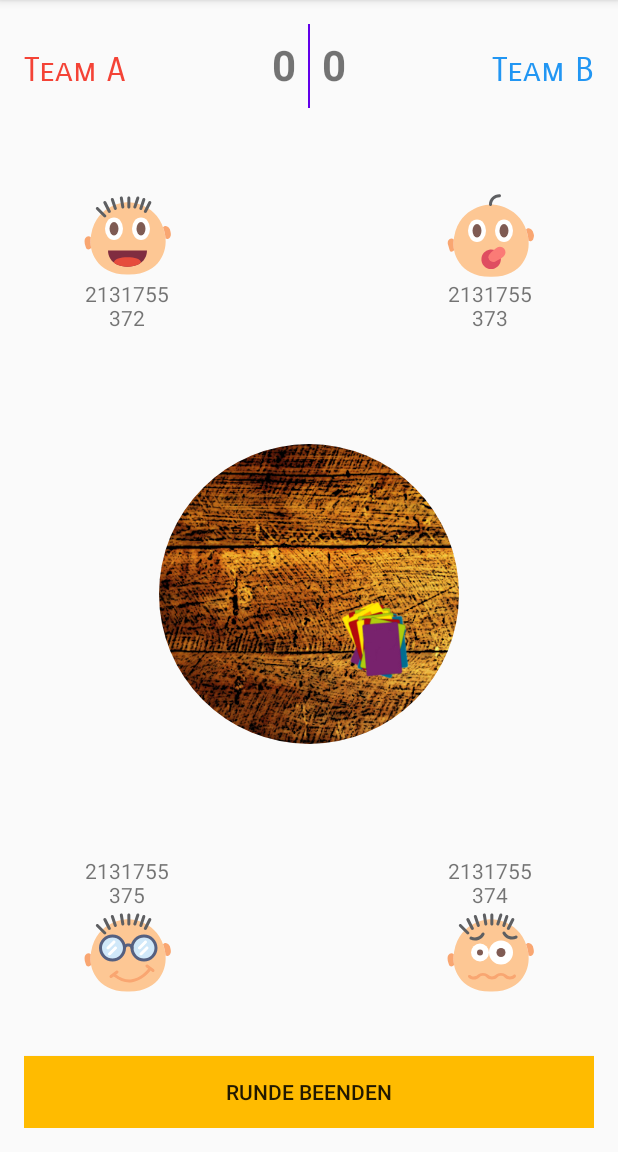
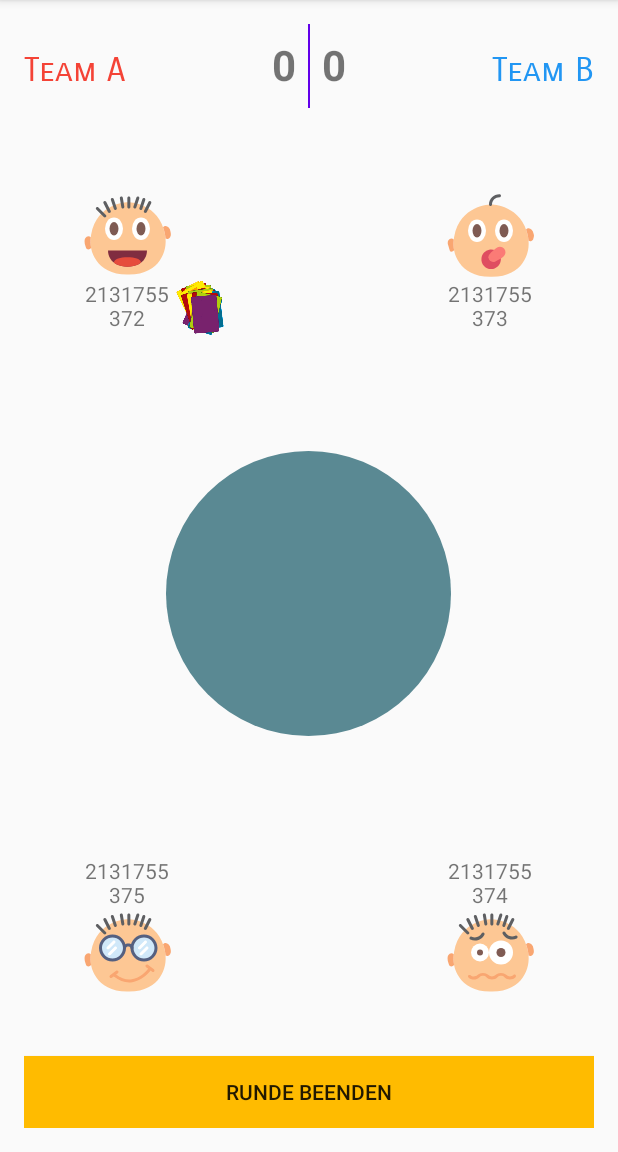
Before and after one commit to jomaway/Tichu-Score-Counter, an Android app: the screen it shows after launch (MainActivity), on a phone screen of 412 x 824 dp, the part 84-1236 px from its top. Run offline under Robolectric (Android 15) with nearby library versions, the phone set to English and light mode, and no system bars; plain views replace RoundedImageView.

Commit message:
add rotating cards

```diff
--- a/app/src/main/java/de/jomaway/tichuscorecounter/MainActivity.java
+++ b/app/src/main/java/de/jomaway/tichuscorecounter/MainActivity.java
@@ -11,12 +11,15 @@ import android.util.Log;
 import android.view.Menu;
 import android.view.MenuItem;
 import android.view.View;
+import android.widget.ImageView;
+import android.widget.RelativeLayout;
 import android.widget.TextView;
 import android.widget.Toast;
 
 import java.util.zip.Inflater;
 
 import static android.R.attr.data;
+import static android.R.attr.switchMinWidth;
 
 public class MainActivity extends AppCompatActivity {
     // Constants
@@ -26,6 +29,7 @@ public class MainActivity extends AppCompatActivity {
     private static final int SET_PLAYERS_REQUEST = 250;
     private static final String TEAM_A_GAMESCORE = "pref_gamescoreTeamA";
     private static final String TEAM_B_GAMESCORE = "pref_gamescoreTeamB";
+    private static final String GAME_ROUNDS = "pref_gameRounds";
     private static final String PLAYER1_NAME = "pref_player1name";
     private static final String PLAYER2_NAME = "pref_player2name";
     private static final String PLAYER3_NAME = "pref_player3name";
@@ -46,6 +50,8 @@ public class MainActivity extends AppCompatActivity {
     String player2_name;
     String player3_name;
     String player4_name;
+
+    int rounds = 0;
 
     // Score Variables
     int totalScore_TeamA;
@@ -113,10 +119,12 @@ public class MainActivity extends AppCompatActivity {
             switch (resultCode) {
                 case RESULT_OK:
                     if (requestCode == ROUND_POINT_REQUEST) {
+                        rounds ++;
                         int roundScoreTeamA = data.getIntExtra(SetRoundPointsActivity.EXTRA_TEAM_A_SCORE, 0);
                         int roundScoreTeamB = data.getIntExtra(SetRoundPointsActivity.EXTRA_TEAM_B_SCORE, 0);
                         addPoints(roundScoreTeamA, roundScoreTeamB);
                         updateTotalScore();
+                        passCardsToNextShuffler();
                     } else if (requestCode == SET_PLAYERS_REQUEST) {
                         player1_name = data.getStringExtra(SetPlayersActivity.EXTRA_PLAYER1);
                         player2_name = data.getStringExtra(SetPlayersActivity.EXTRA_PLAYER2);
@@ -193,8 +201,10 @@ public class MainActivity extends AppCompatActivity {
         Log.i(TAG,"new Game started");
         totalScore_TeamA = 0;
         totalScore_TeamB = 0;
+        rounds = 0;
 
         updateTotalScore();
+        passCardsToNextShuffler();
         Toast.makeText(this, R.string.toast_new_game,Toast.LENGTH_SHORT).show();
     }
 
@@ -205,6 +215,7 @@ public class MainActivity extends AppCompatActivity {
         //save score
         editor.putInt(TEAM_A_GAMESCORE, totalScore_TeamA);
         editor.putInt(TEAM_B_GAMESCORE, totalScore_TeamB);
+        editor.putInt(GAME_ROUNDS,rounds);
         // save Player names
         editor.putString(PLAYER1_NAME, player1_name);
         editor.putString(PLAYER2_NAME, player2_name);
@@ -220,6 +231,7 @@ public class MainActivity extends AppCompatActivity {
         //load score
         totalScore_TeamA = gamescore.getInt(TEAM_A_GAMESCORE,0);
         totalScore_TeamB = gamescore.getInt(TEAM_B_GAMESCORE,0);
+        rounds = gamescore.getInt(GAME_ROUNDS,0);
         // load players
         player1_name = gamescore.getString(PLAYER1_NAME, String.valueOf(R.string.player_1));
         player2_name = gamescore.getString(PLAYER2_NAME,String.valueOf(R.string.player_2));
@@ -228,6 +240,7 @@ public class MainActivity extends AppCompatActivity {
         // Update the screen and set a toast to notify the user
         updateTotalScore();
         updatePlayerNames();
+        passCardsToNextShuffler();
         Toast.makeText(this, R.string.toast_load_game,Toast.LENGTH_SHORT).show();
     }
 
@@ -265,7 +278,29 @@ public class MainActivity extends AppCompatActivity {
         }
     }
 
-
+    private void passCardsToNextShuffler() {
+        ImageView cards = (ImageView) findViewById(R.id.game_cards);
+        RelativeLayout.LayoutParams params = new RelativeLayout.LayoutParams(cards.getLayoutParams());
+        switch (rounds%4) {
+            case 0:
+                params.addRule(RelativeLayout.RIGHT_OF, R.id.player1_image);
+                params.addRule(RelativeLayout.BELOW,R.id.player1_image);
+                break;
+            case 1:
+                params.addRule(RelativeLayout.LEFT_OF, R.id.player2_image);
+                params.addRule(RelativeLayout.BELOW,R.id.player2_image);
+                break;
+            case 2:
+                params.addRule(RelativeLayout.LEFT_OF, R.id.player3_image);
+                params.addRule(RelativeLayout.ABOVE,R.id.player3_image);
+                break;
+            case 3:
+                params.addRule(RelativeLayout.RIGHT_OF, R.id.player4_image);
+                params.addRule(RelativeLayout.ABOVE,R.id.player4_image);
+                break;
+        }
+        cards.setLayoutParams(params);
+    }
 
 
     /*
--- a/app/src/main/res/layout/activity_main.xml
+++ b/app/src/main/res/layout/activity_main.xml
@@ -70,7 +70,7 @@
     <RelativeLayout
         android:id="@+id/game_room"
         android:layout_width="match_parent"
-        android:layout_height="@dimen/zero_for_layout_weight"
+        android:layout_height="0dp"
         android:layout_weight="1"
         android:padding="@dimen/gameroom_padding">
 
@@ -87,10 +87,12 @@
             android:layout_height="@dimen/table_image_size"
             android:layout_centerInParent="true"
             android:scaleType="centerCrop"
-            android:src="@drawable/tisch_bg"
+            android:src="@color/table"
             app:riv_border_color="@color/table_border"
             app:riv_border_width="@dimen/table_border_width"
             app:riv_oval="true" />
+
+
 
         <com.makeramen.roundedimageview.RoundedImageView xmlns:app="http://schemas.android.com/apk/res-auto"
             android:id="@+id/player1_image"
@@ -157,6 +159,16 @@
             style="@style/PlayerNameStyle"
             android:layout_above="@id/player4_image"
             android:text="@string/player_4" />
+
+        <!-- Cards -->
+        <ImageView
+            android:id="@+id/game_cards"
+            android:layout_width="@dimen/game_cards_size"
+            android:layout_height="@dimen/game_cards_size"
+            android:layout_toRightOf="@id/player1_image"
+            android:layout_below="@id/player1_image"
+            android:src="@drawable/cards"
+            android:layout_margin="@dimen/game_cards_margin"/>
     </RelativeLayout>
 
     <Button
--- a/app/src/main/res/values/colors.xml
+++ b/app/src/main/res/values/colors.xml
@@ -9,4 +9,5 @@
 
     <color name="player_actionbar_background">#AA333333</color>
     <color name="table_border">#333333</color>
+    <color name="table">#5a8993</color>
 </resources>
--- a/app/src/main/res/values/dimens.xml
+++ b/app/src/main/res/values/dimens.xml
@@ -4,8 +4,9 @@
     <dimen name="activity_vertical_margin">16dp</dimen>
 
     <dimen name="player_image_size">58dp</dimen>
-    <dimen name="table_image_size">200dp</dimen>
+    <dimen name="table_image_size">190dp</dimen>
 
+    <!-- don't use zero_for_layout_weigt for better performance -->
     <dimen name="zero_for_layout_weight">0dp</dimen>
     <dimen name="line_width">1dp</dimen>
 
@@ -17,6 +18,9 @@
     <dimen name="table_border_width">2dp</dimen>
     <dimen name="player_image_border_width">2dp</dimen>
 
+    <dimen name="game_cards_size">40dp</dimen>
+    <dimen name="game_cards_margin">15dp</dimen>
+
     <dimen name="teambar_margin_bottom">16dp</dimen>
     <dimen name="team_name_text_size">22sp</dimen>
     <dimen name="team_score_text_size">28sp</dimen>
@@ -24,4 +28,6 @@
 
     <dimen name="player_edit_marginBottom">16dp</dimen>
     <dimen name="player_edit_padding">8dp</dimen>
+
+    <dimen name="np_margin_bottom">16dp</dimen>
 </resources>
--- a/app/src/main/res/values/strings.xml
+++ b/app/src/main/res/values/strings.xml
@@ -17,6 +17,12 @@
     <string name="btn_finish_Round">Runde beenden</string>
     <string name="btn_done">Fertig</string>
 
+    <string name="cb_won_tichu">won Tichu</string>
+    <string name="cb_lost_tichu">lost Tichu</string>
+    <string name="cb_won_great_tichu">won Great Tichu</string>
+    <string name="cb_lost_great_tichu">lost Great Tichu</string>
+    <string name="cb_out12">out first and second</string>
+
     <string name="menu_new_game">New Game</string>
     <string name="menu_set_players">Set Players</string>
     <string name="menu_settings">Settings</string>
```
Also changed, not shown: app/src/main/res/layout/activity_set_players.xml (+2 -7 lines), app/src/main/res/layout/activity_set_round_points.xml (+14 -14 lines).
